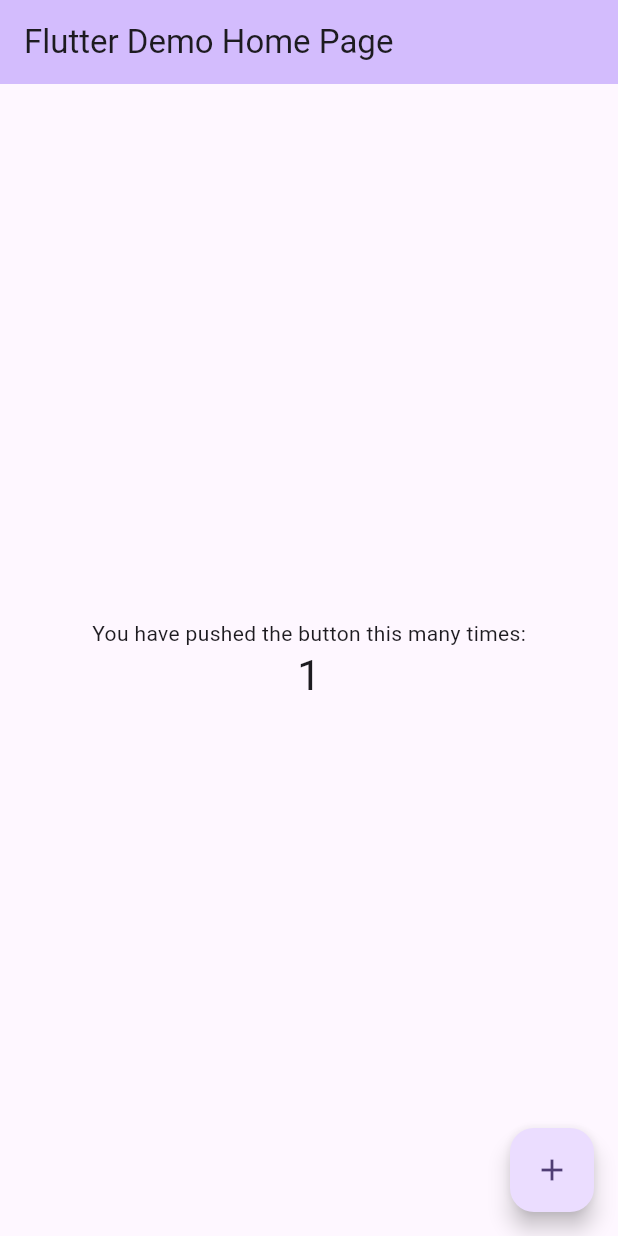
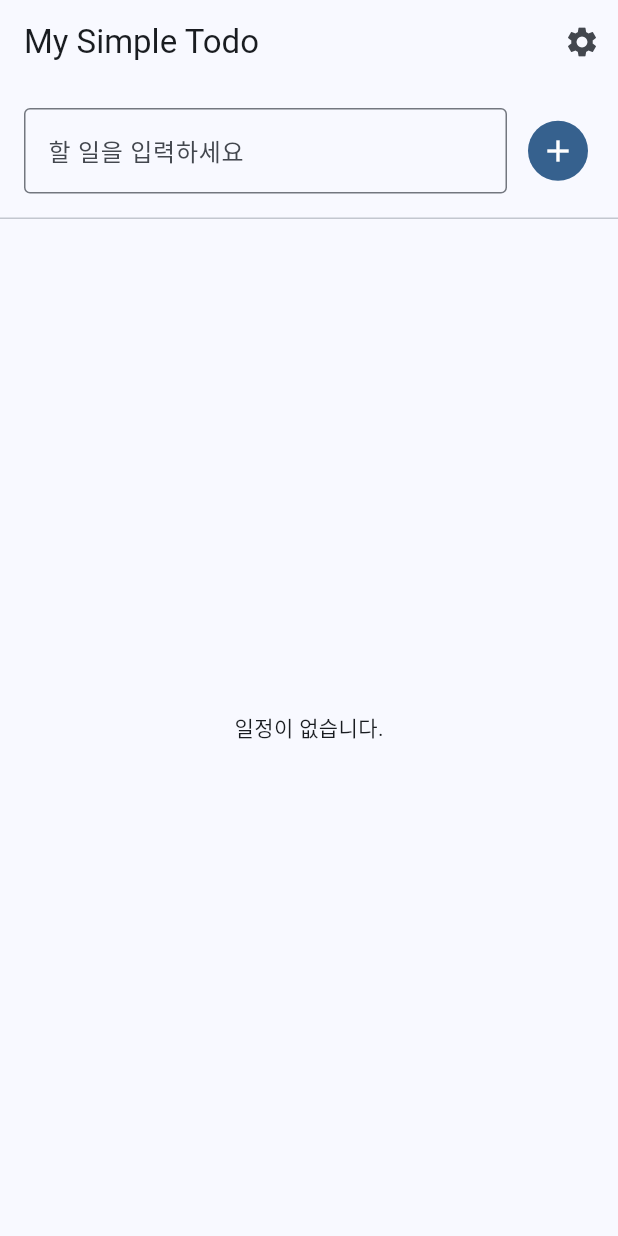
Before and after one commit to yoon-byeongil/simpletodo_flutter, a Flutter app: the screen it shows after launch, after a tap on the "add" icon, on a phone screen of 412 x 824 dp. Run offline on Flutter 3.47's test engine with Material 3 defaults, Android fonts, the phone set to English and light mode, and no system bars; our stand-ins replace shared_preferences.

Commit message:
Setup MVVM architecture and basic funtions

```diff
--- a/lib/main.dart
+++ b/lib/main.dart
@@ -1,122 +1,39 @@
 import 'package:flutter/material.dart';
+import 'package:provider/provider.dart';
+
+// ▼ 파일 경로와 이름이 정확해야 합니다.
+import 'view_model/todo_view_model.dart';
+import 'view_model/settings_view_model.dart';
+import 'view/home_view.dart';
 
 void main() {
-  runApp(const MyApp());
+  runApp(
+    MultiProvider(
+      providers: [
+        ChangeNotifierProvider(create: (_) => SettingsViewModel()),
+        ChangeNotifierProvider(create: (_) => TodoViewModel()),
+      ],
+      child: const MyApp(),
+    ),
+  );
 }
 
 class MyApp extends StatelessWidget {
   const MyApp({super.key});
 
-  // This widget is the root of your application.
   @override
   Widget build(BuildContext context) {
+    // 설정 값을 구독하여 다크모드 변경 감지
+    // 여기서 에러가 난다면 import가 안 된 것입니다.
+    final isDarkMode = context.watch<SettingsViewModel>().isDarkMode;
+
     return MaterialApp(
-      title: 'Flutter Demo',
-      theme: ThemeData(
-        // This is the theme of your application.
-        //
-        // TRY THIS: Try running your application with "flutter run". You'll see
-        // the application has a purple toolbar. Then, without quitting the app,
-        // try changing the seedColor in the colorScheme below to Colors.green
-        // and then invoke "hot reload" (save your changes or press the "hot
-        // reload" button in a Flutter-supported IDE, or press "r" if you used
-        // the command line to start the app).
-        //
-        // Notice that the counter didn't reset back to zero; the application
-        // state is not lost during the reload. To reset the state, use hot
-        // restart instead.
-        //
-        // This works for code too, not just values: Most code changes can be
-        // tested with just a hot reload.
-        colorScheme: .fromSeed(seedColor: Colors.deepPurple),
-      ),
-      home: const MyHomePage(title: 'Flutter Demo Home Page'),
+      title: 'Simple Todo',
+      debugShowCheckedModeBanner: false,
+      themeMode: isDarkMode ? ThemeMode.dark : ThemeMode.light,
+      theme: ThemeData(useMaterial3: true, colorScheme: ColorScheme.fromSeed(seedColor: Colors.blue)),
+      darkTheme: ThemeData.dark(useMaterial3: true),
+      home: const HomeScreen(), // home_view.dart 안에 있는 클래스 이름
     );
   }
 }
-
-class MyHomePage extends StatefulWidget {
-  const MyHomePage({super.key, required this.title});
-
-  // This widget is the home page of your application. It is stateful, meaning
-  // that it has a State object (defined below) that contains fields that affect
-  // how it looks.
-
-  // This class is the configuration for the state. It holds the values (in this
-  // case the title) provided by the parent (in this case the App widget) and
-  // used by the build method of the State. Fields in a Widget subclass are
-  // always marked "final".
-
-  final String title;
-
-  @override
-  State<MyHomePage> createState() => _MyHomePageState();
-}
-
-class _MyHomePageState extends State<MyHomePage> {
-  int _counter = 0;
-
-  void _incrementCounter() {
-    setState(() {
-      // This call to setState tells the Flutter framework that something has
-      // changed in this State, which causes it to rerun the build method below
-      // so that the display can reflect the updated values. If we changed
-      // _counter without calling setState(), then the build method would not be
-      // called again, and so nothing would appear to happen.
-      _counter++;
-    });
-  }
-
-  @override
-  Widget build(BuildContext context) {
-    // This method is rerun every time setState is called, for instance as done
-    // by the _incrementCounter method above.
-    //
-    // The Flutter framework has been optimized to make rerunning build methods
-    // fast, so that you can just rebuild anything that needs updating rather
-    // than having to individually change instances of widgets.
-    return Scaffold(
-      appBar: AppBar(
-        // TRY THIS: Try changing the color here to a specific color (to
-        // Colors.amber, perhaps?) and trigger a hot reload to see the AppBar
-        // change color while the other colors stay the same.
-        backgroundColor: Theme.of(context).colorScheme.inversePrimary,
-        // Here we take the value from the MyHomePage object that was created by
-        // the App.build method, and use it to set our appbar title.
-        title: Text(widget.title),
-      ),
-      body: Center(
-        // Center is a layout widget. It takes a single child and positions it
-        // in the middle of the parent.
-        child: Column(
-          // Column is also a layout widget. It takes a list of children and
-          // arranges them vertically. By default, it sizes itself to fit its
-          // children horizontally, and tries to be as tall as its parent.
-          //
-          // Column has various properties to control how it sizes itself and
-          // how it positions its children. Here we use mainAxisAlignment to
-          // center the children vertically; the main axis here is the vertical
-          // axis because Columns are vertical (the cross axis would be
-          // horizontal).
-          //
-          // TRY THIS: Invoke "debug painting" (choose the "Toggle Debug Paint"
-          // action in the IDE, or press "p" in the console), to see the
-          // wireframe for each widget.
-          mainAxisAlignment: .center,
-          children: [
-            const Text('You have pushed the button this many times:'),
-            Text(
-              '$_counter',
-              style: Theme.of(context).textTheme.headlineMedium,
-            ),
-          ],
-        ),
-      ),
-      floatingActionButton: FloatingActionButton(
-        onPressed: _incrementCounter,
-        tooltip: 'Increment',
-        child: const Icon(Icons.add),
-      ),
-    );
-  }
-}
--- /dev/null
+++ b/lib/model/todo_model.dart
@@ -0,0 +1,35 @@
+class Todo {
+  String title;
+  DateTime dueDateTime;
+  DateTime? reminderTime;
+  bool isDone;
+
+  Todo({
+    required this.title,
+    required this.dueDateTime,
+    this.reminderTime,
+    this.isDone = false,
+  });
+
+  // 데이터를 저장하기 위해 JSON(Map) 형태로 변환
+  Map<String, dynamic> toJson() {
+    return {
+      'title': title,
+      'dueDateTime': dueDateTime.toIso8601String(),
+      'reminderTime': reminderTime?.toIso8601String(), // null이면 null 저장
+      'isDone': isDone,
+    };
+  }
+
+  // 저장된 데이터를 다시 객체로 변환
+  factory Todo.fromJson(Map<String, dynamic> json) {
+    return Todo(
+      title: json['title'],
+      dueDateTime: DateTime.parse(json['dueDateTime']),
+      reminderTime: json['reminderTime'] != null
+          ? DateTime.parse(json['reminderTime'])
+          : null,
+      isDone: json['isDone'],
+    );
+  }
+}
--- /dev/null
+++ b/lib/view/home_view.dart
@@ -0,0 +1,106 @@
+import 'package:flutter/material.dart';
+import 'package:provider/provider.dart';
+import 'package:intl/intl.dart';
+
+// ▼ 뷰모델 파일 위치를 정확히 가리켜야 합니다.
+import '../view_model/todo_view_model.dart';
+import '../view_model/settings_view_model.dart';
+import 'settings_view.dart';
+
+class HomeScreen extends StatefulWidget {
+  const HomeScreen({super.key});
+
+  @override
+  State<HomeScreen> createState() => _HomeScreenState();
+}
+
+class _HomeScreenState extends State<HomeScreen> {
+  final TextEditingController _titleController = TextEditingController();
+
+  void _onAddPressed() async {
+    if (_titleController.text.isEmpty) return;
+
+    final DateTime? pickedDate = await showDatePicker(context: context, initialDate: DateTime.now(), firstDate: DateTime.now(), lastDate: DateTime(2030));
+
+    if (!mounted) return;
+    if (pickedDate == null) return;
+
+    final TimeOfDay? pickedTime = await showTimePicker(context: context, initialTime: TimeOfDay.now());
+
+    if (!mounted) return;
+    if (pickedTime == null) return;
+
+    final DateTime dueDateTime = DateTime(pickedDate.year, pickedDate.month, pickedDate.day, pickedTime.hour, pickedTime.minute);
+
+    context.read<TodoViewModel>().addTodo(_titleController.text, dueDateTime, context.read<SettingsViewModel>().isNotificationOn ? dueDateTime : null);
+
+    _titleController.clear();
+    FocusScope.of(context).unfocus();
+  }
+
+  @override
+  Widget build(BuildContext context) {
+    return Scaffold(
+      appBar: AppBar(
+        title: const Text("My Simple Todo"),
+        actions: [
+          IconButton(
+            icon: const Icon(Icons.settings),
+            onPressed: () {
+              Navigator.push(context, MaterialPageRoute(builder: (context) => const SettingsScreen()));
+            },
+          ),
+        ],
+      ),
+      body: Column(
+        children: [
+          Padding(
+            padding: const EdgeInsets.all(16.0),
+            child: Row(
+              children: [
+                Expanded(
+                  child: TextField(
+                    controller: _titleController,
+                    decoration: const InputDecoration(hintText: '할 일을 입력하세요', border: OutlineInputBorder()),
+                  ),
+                ),
+                const SizedBox(width: 10),
+                IconButton.filled(onPressed: _onAddPressed, icon: const Icon(Icons.add)),
+              ],
+            ),
+          ),
+          const Divider(height: 1),
+          Expanded(
+            child: Consumer2<TodoViewModel, SettingsViewModel>(
+              builder: (context, todoVM, settingsVM, child) {
+                if (todoVM.todos.isEmpty) {
+                  return const Center(child: Text("일정이 없습니다."));
+                }
+                return ListView.builder(
+                  itemCount: todoVM.todos.length,
+                  itemBuilder: (context, index) {
+                    final todo = todoVM.todos[index];
+                    return ListTile(
+                      leading: Checkbox(
+                        value: todo.isDone,
+                        onChanged: (value) {
+                          todoVM.toggleDone(index, settingsVM.isAutoDelete);
+                        },
+                      ),
+                      title: Text(
+                        todo.title,
+                        style: TextStyle(decoration: todo.isDone ? TextDecoration.lineThrough : null, color: todo.isDone ? Colors.grey : null),
+                      ),
+                      subtitle: Text(DateFormat('MM/dd HH:mm').format(todo.dueDateTime), style: const TextStyle(color: Colors.blueGrey)),
+                      trailing: todo.reminderTime != null ? const Icon(Icons.alarm, size: 16, color: Colors.orange) : null,
+                    );
+                  },
+                );
+              },
+            ),
+          ),
+        ],
+      ),
+    );
+  }
+}
--- /dev/null
+++ b/lib/view_model/settings_view_model.dart
@@ -0,0 +1,49 @@
+import 'package:flutter/material.dart';
+import 'package:shared_preferences/shared_preferences.dart';
+
+class SettingsViewModel extends ChangeNotifier {
+  bool _isDarkMode = false;
+  bool _isNotificationOn = true;
+  bool _isAutoDelete = false;
+
+  bool get isDarkMode => _isDarkMode;
+  bool get isNotificationOn => _isNotificationOn;
+  bool get isAutoDelete => _isAutoDelete;
+
+  SettingsViewModel() {
+    _loadSettings();
+  }
+
+  void toggleDarkMode(bool value) {
+    _isDarkMode = value;
+    _saveSettings();
+    notifyListeners();
+  }
+
+  void toggleNotification(bool value) {
+    _isNotificationOn = value;
+    _saveSettings();
+    notifyListeners();
+  }
+
+  void toggleAutoDelete(bool value) {
+    _isAutoDelete = value;
+    _saveSettings();
+    notifyListeners();
+  }
+
+  Future<void> _saveSettings() async {
+    final prefs = await SharedPreferences.getInstance();
+    await prefs.setBool('isDarkMode', _isDarkMode);
+    await prefs.setBool('isNotificationOn', _isNotificationOn);
+    await prefs.setBool('isAutoDelete', _isAutoDelete);
+  }
+
+  Future<void> _loadSettings() async {
+    final prefs = await SharedPreferences.getInstance();
+    _isDarkMode = prefs.getBool('isDarkMode') ?? false;
+    _isNotificationOn = prefs.getBool('isNotificationOn') ?? true;
+    _isAutoDelete = prefs.getBool('isAutoDelete') ?? false;
+    notifyListeners();
+  }
+}
--- /dev/null
+++ b/lib/view_model/todo_view_model.dart
@@ -0,0 +1,57 @@
+import 'dart:convert';
+import 'package:flutter/material.dart';
+import 'package:shared_preferences/shared_preferences.dart';
+import 'package:simpletodo_flutter/model/todo_model.dart';
+
+class TodoViewModel extends ChangeNotifier {
+  List<Todo> _todos = [];
+  List<Todo> get todos => _todos;
+
+  TodoViewModel() {
+    _loadTodos();
+  }
+
+  void addTodo(String title, DateTime due, DateTime? reminder) {
+    _todos.add(Todo(title: title, dueDateTime: due, reminderTime: reminder));
+    _sortTodos();
+    _saveTodos();
+    notifyListeners();
+  }
+
+  void toggleDone(int index, bool isAutoDeleteOn) {
+    if (index >= _todos.length) return; // 안전장치
+    _todos[index].isDone = !_todos[index].isDone;
+    _saveTodos();
+    notifyListeners();
+
+    if (isAutoDeleteOn && _todos[index].isDone) {
+      Future.delayed(const Duration(milliseconds: 500), () {
+        if (index < _todos.length && _todos[index].isDone) {
+          _todos.removeAt(index);
+          _saveTodos();
+          notifyListeners();
+        }
+      });
+    }
+  }
+
+  void _sortTodos() {
+    _todos.sort((a, b) => a.dueDateTime.compareTo(b.dueDateTime));
+  }
+
+  Future<void> _saveTodos() async {
+    final prefs = await SharedPreferences.getInstance();
+    final String encodedData = jsonEncode(_todos.map((e) => e.toJson()).toList());
+    await prefs.setString('todo_list', encodedData);
+  }
+
+  Future<void> _loadTodos() async {
+    final prefs = await SharedPreferences.getInstance();
+    final String? jsonString = prefs.getString('todo_list');
+    if (jsonString != null) {
+      final List<dynamic> jsonList = jsonDecode(jsonString);
+      _todos = jsonList.map((e) => Todo.fromJson(e)).toList();
+      notifyListeners();
+    }
+  }
+}
--- a/pubspec.yaml
+++ b/pubspec.yaml
@@ -31,9 +31,14 @@ dependencies:
   flutter:
     sdk: flutter
 
+  provider: ^6.0.0
+  intl: ^0.18.0
+  shared_preferences: ^2.2.0  # 데이터를 핸드폰에 저장하는 패키지
+
   # The following adds the Cupertino Icons font to your application.
   # Use with the CupertinoIcons class for iOS style icons.
   cupertino_icons: ^1.0.8
+
 
 dev_dependencies:
   flutter_test:
```
Also changed, not shown: lib/view/settings_view.dart (added, +39 -0 lines), pubspec.lock, 10 other files.
